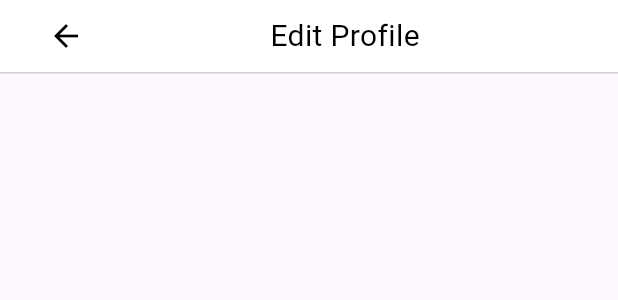
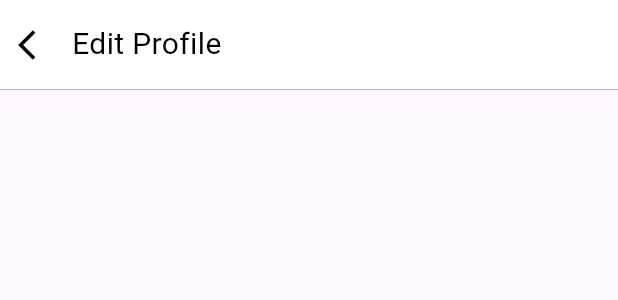
Before and after one commit to Chonthichaa1/Project, a Flutter app: the CustomAppBar widget shown alone on an empty page, opened directly, on a phone screen of 412 x 824 dp. Shown: the top 300 px of the screen. Run offline on Flutter 3.47's test engine with Material 3 defaults, Android fonts, the phone set to English and light mode, and no system bars; our stand-ins replace go_router.

Commit message:
fix editprofile_page

```diff
--- a/lib/editprofile_page.dart
+++ b/lib/editprofile_page.dart
@@ -1,7 +1,9 @@
 import 'package:flutter/material.dart';
+import 'package:go_router/go_router.dart';
+import 'footer_page.dart';
 
 class CustomAppBar extends StatelessWidget implements PreferredSizeWidget {
-  final double appBarHeight = 50.0;
+  final double appBarHeight = 60.0;
 
   @override
   Widget build(BuildContext context) {
@@ -9,28 +11,24 @@ class CustomAppBar extends StatelessWidget implements PreferredSizeWidget {
       color: Colors.white,
       child: SafeArea(
         child: Container(
+          height: appBarHeight,
           decoration: BoxDecoration(
             border: Border(
               bottom: BorderSide(
-                color: Colors.grey.withOpacity(0.5), // สีเทาจาง
+                color: Colors.grey,
+                width: 0.5,
               ),
             ),
           ),
-          child: Padding(
-            padding: EdgeInsets.symmetric(horizontal: 20.0),
           child: Row(
-              mainAxisAlignment: MainAxisAlignment.spaceBetween,
             children: [
               IconButton(
                 icon: Icon(
-                    Icons.arrow_back,
+                  Icons.arrow_back_ios,
                   color: Colors.black,
                 ),
-                  onPressed: () {
-                    Navigator.pop(context);
-                  },
+                onPressed: () => context.go('/profile'),
               ),
-                // Spacer เพื่อช่วยให้หัวข้อแสดงตรงกลาง
               Text(
                 'Edit Profile',
                 style: TextStyle(
@@ -38,9 +36,7 @@ class CustomAppBar extends StatelessWidget implements PreferredSizeWidget {
                   fontSize: 20.0,
                 ),
               ),
-                SizedBox(width: 0), // ระยะห่างระหว่างหัวข้อและปุ่มย้อนกลับ
             ],
-            ),
           ),
         ),
       ),
@@ -57,6 +53,14 @@ class EditProfilePage extends StatefulWidget {
 }
 
 class _EditProfilePageState extends State<EditProfilePage> {
+  int _selectedIndex = 4;
+
+  void _onItemTapped(int index) {
+    setState(() {
+      _selectedIndex = index;
+    });
+  }
+
   @override
   Widget build(BuildContext context) {
     return Scaffold(
@@ -67,9 +71,7 @@ class _EditProfilePageState extends State<EditProfilePage> {
           children: [
             SizedBox(height: 16),
             CircleAvatar(
-              backgroundImage: NetworkImage(
-                'URL ของรูปผู้ใช้งาน',
-              ),
+              backgroundImage: AssetImage('assets/jisoo.jpg'),
               radius: 50,
             ),
             SizedBox(height: 16),
@@ -90,6 +92,10 @@ class _EditProfilePageState extends State<EditProfilePage> {
           ],
         ),
       ),
+      bottomNavigationBar: FooterPage(
+        selectedIndex: _selectedIndex,
+        onItemTapped: _onItemTapped,
+      ),
     );
   }
 
@@ -99,7 +105,9 @@ Widget buildProfileItem(String title, String detail) {
       padding: const EdgeInsets.symmetric(horizontal: 16.0, vertical: 8.0),
       decoration: BoxDecoration(
         border: Border(
-        top: title == 'Name' ? BorderSide(color: Colors.grey) : BorderSide.none, // เพิ่มเงื่อนไขสำหรับการแสดงเส้นขอบด้านบน
+          top: title == 'Name'
+              ? BorderSide(color: Colors.grey)
+              : BorderSide.none, // เพิ่มเงื่อนไขสำหรับการแสดงเส้นขอบด้านบน
           bottom: BorderSide(color: Colors.grey),
         ),
       ),
```
Lines whose indentation alone changed are shown as unchanged.
